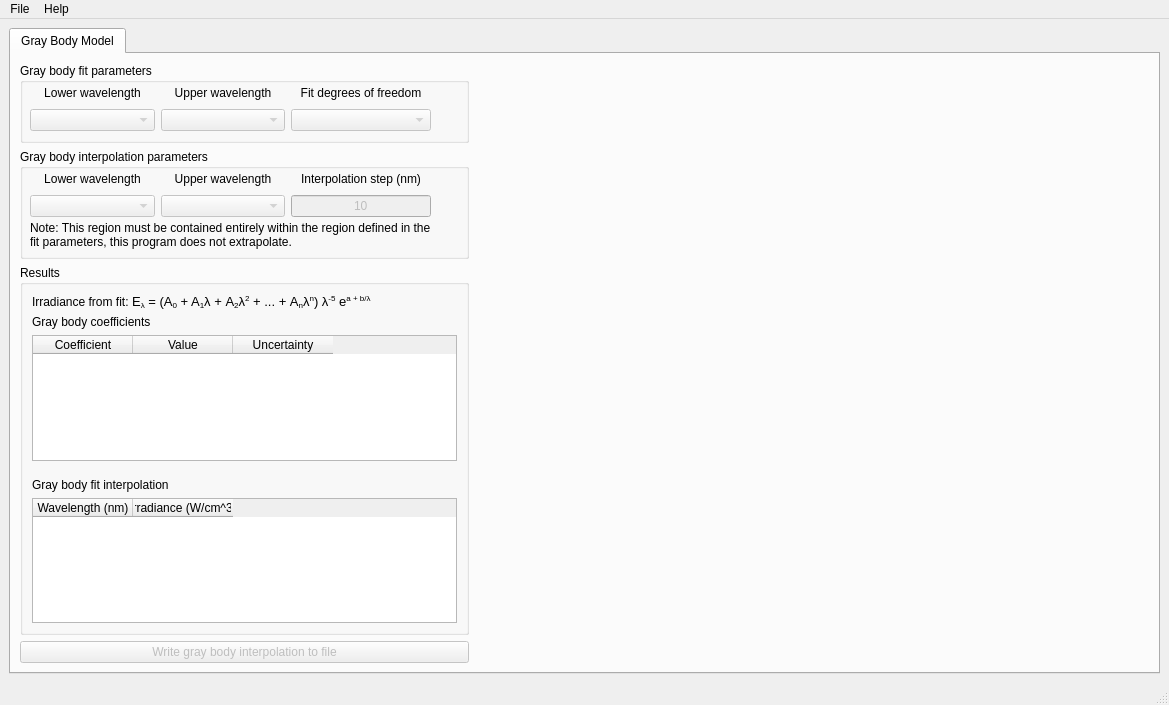
Before: the Qt Designer form src/GUI/uiSource/IrradianceInterpolationMainGUI.ui in usnistgov/IrradInterPy, drawn with Qt 5.
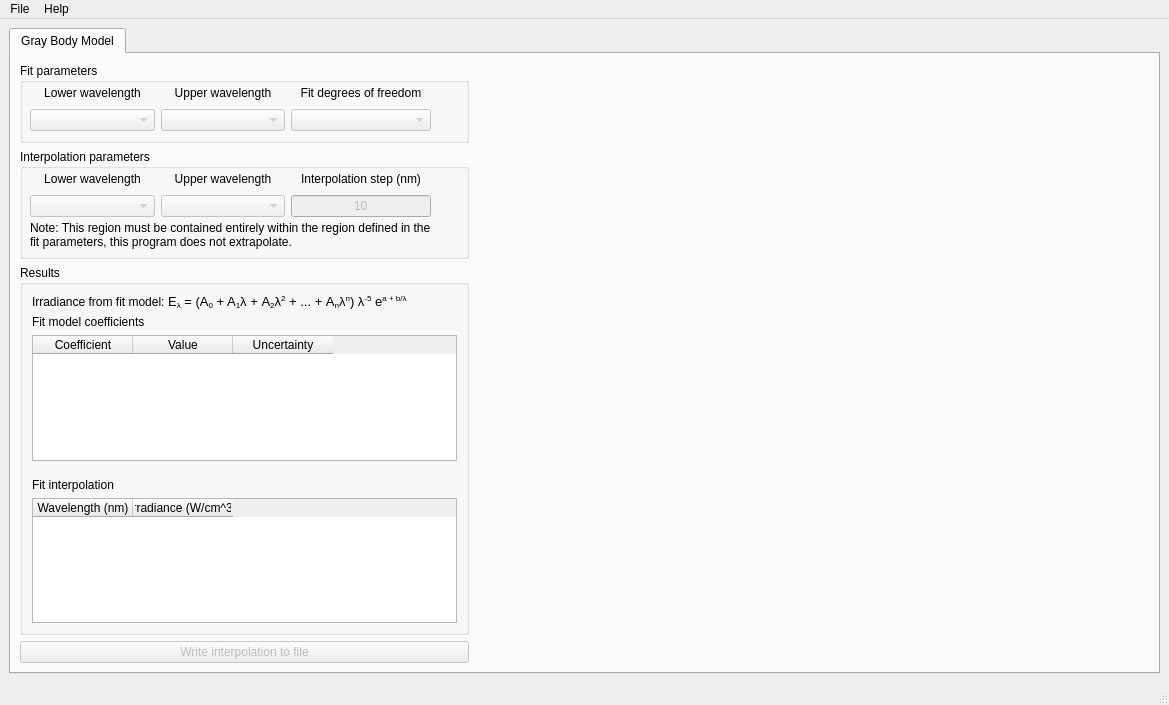
After: the same form once the commit is applied.

Diff of the .ui file:
```diff
--- a/src/GUI/uiSource/IrradianceInterpolationMainGUI.ui
+++ b/src/GUI/uiSource/IrradianceInterpolationMainGUI.ui
@@ -59,7 +59,7 @@
                <bool>false</bool>
               </property>
               <property name="text">
-               <string>Write gray body interpolation to file</string>
+               <string>Write interpolation to file</string>
               </property>
              </widget>
             </item>
@@ -78,7 +78,7 @@
                </size>
               </property>
               <property name="title">
-               <string>Gray body interpolation parameters</string>
+               <string>Interpolation parameters</string>
               </property>
               <widget class="QWidget" name="gridLayoutWidget">
                <property name="geometry">
@@ -233,7 +233,7 @@
                </size>
               </property>
               <property name="title">
-               <string>Gray body fit parameters</string>
+               <string>Fit parameters</string>
               </property>
               <widget class="QWidget" name="gridLayoutWidget_3">
                <property name="geometry">
@@ -350,7 +350,7 @@
                  <item row="1" column="0">
                   <widget class="QLabel" name="label_GBcoefficients">
                    <property name="text">
-                    <string>Gray body coefficients</string>
+                    <string>Fit model coefficients</string>
                    </property>
                   </widget>
                  </item>
@@ -388,7 +388,7 @@
                  <item row="4" column="0">
                   <widget class="QLabel" name="label_GBinterpolation">
                    <property name="text">
-                    <string>Gray body fit interpolation</string>
+                    <string>Fit interpolation</string>
                    </property>
                   </widget>
                  </item>
@@ -437,7 +437,7 @@
                  <item row="0" column="0">
                   <widget class="QLabel" name="label_fitModel">
                    <property name="text">
-                    <string>&lt;html&gt;&lt;head/&gt;&lt;body&gt;&lt;p&gt;Irradiance from fit:&lt;span style=&quot; font-size:10pt;&quot;&gt; E&lt;/span&gt;&lt;span style=&quot; font-size:10pt; vertical-align:sub;&quot;&gt;λ&lt;/span&gt;&lt;span style=&quot; font-size:10pt;&quot;&gt; = (A&lt;/span&gt;&lt;span style=&quot; font-size:10pt; vertical-align:sub;&quot;&gt;0&lt;/span&gt;&lt;span style=&quot; font-size:10pt;&quot;&gt; + A&lt;/span&gt;&lt;span style=&quot; font-size:10pt; vertical-align:sub;&quot;&gt;1&lt;/span&gt;&lt;span style=&quot; font-size:10pt;&quot;&gt;λ + A&lt;/span&gt;&lt;span style=&quot; font-size:10pt; vertical-align:sub;&quot;&gt;2&lt;/span&gt;&lt;span style=&quot; font-size:10pt;&quot;&gt;λ&lt;/span&gt;&lt;span style=&quot; font-size:10pt; vertical-align:super;&quot;&gt;2&lt;/span&gt;&lt;span style=&quot; font-size:10pt;&quot;&gt; + ... + A&lt;/span&gt;&lt;span style=&quot; font-size:10pt; vertical-align:sub;&quot;&gt;n&lt;/span&gt;&lt;span style=&quot; font-size:10pt;&quot;&gt;λ&lt;/span&gt;&lt;span style=&quot; font-size:10pt; vertical-align:super;&quot;&gt;n&lt;/span&gt;&lt;span style=&quot; font-size:10pt;&quot;&gt;) λ&lt;/span&gt;&lt;span style=&quot; font-size:10pt; vertical-align:super;&quot;&gt;-5&lt;/span&gt;&lt;span style=&quot; font-size:10pt;&quot;&gt; e&lt;/span&gt;&lt;span style=&quot; font-size:10pt; vertical-align:super;&quot;&gt;a + b/λ&lt;/span&gt;&lt;/p&gt;&lt;/body&gt;&lt;/html&gt;</string>
+                    <string>&lt;html&gt;&lt;head/&gt;&lt;body&gt;&lt;p&gt;Irradiance from fit model:&lt;span style=&quot; font-size:10pt;&quot;&gt; E&lt;/span&gt;&lt;span style=&quot; font-size:10pt; vertical-align:sub;&quot;&gt;λ&lt;/span&gt;&lt;span style=&quot; font-size:10pt;&quot;&gt; = (A&lt;/span&gt;&lt;span style=&quot; font-size:10pt; vertical-align:sub;&quot;&gt;0&lt;/span&gt;&lt;span style=&quot; font-size:10pt;&quot;&gt; + A&lt;/span&gt;&lt;span style=&quot; font-size:10pt; vertical-align:sub;&quot;&gt;1&lt;/span&gt;&lt;span style=&quot; font-size:10pt;&quot;&gt;λ + A&lt;/span&gt;&lt;span style=&quot; font-size:10pt; vertical-align:sub;&quot;&gt;2&lt;/span&gt;&lt;span style=&quot; font-size:10pt;&quot;&gt;λ&lt;/span&gt;&lt;span style=&quot; font-size:10pt; vertical-align:super;&quot;&gt;2&lt;/span&gt;&lt;span style=&quot; font-size:10pt;&quot;&gt; + ... + A&lt;/span&gt;&lt;span style=&quot; font-size:10pt; vertical-align:sub;&quot;&gt;n&lt;/span&gt;&lt;span style=&quot; font-size:10pt;&quot;&gt;λ&lt;/span&gt;&lt;span style=&quot; font-size:10pt; vertical-align:super;&quot;&gt;n&lt;/span&gt;&lt;span style=&quot; font-size:10pt;&quot;&gt;) λ&lt;/span&gt;&lt;span style=&quot; font-size:10pt; vertical-align:super;&quot;&gt;-5&lt;/span&gt;&lt;span style=&quot; font-size:10pt;&quot;&gt; e&lt;/span&gt;&lt;span style=&quot; font-size:10pt; vertical-align:super;&quot;&gt;a + b/λ&lt;/span&gt;&lt;/p&gt;&lt;/body&gt;&lt;/html&gt;</string>
                    </property>
                   </widget>
                  </item>
```
